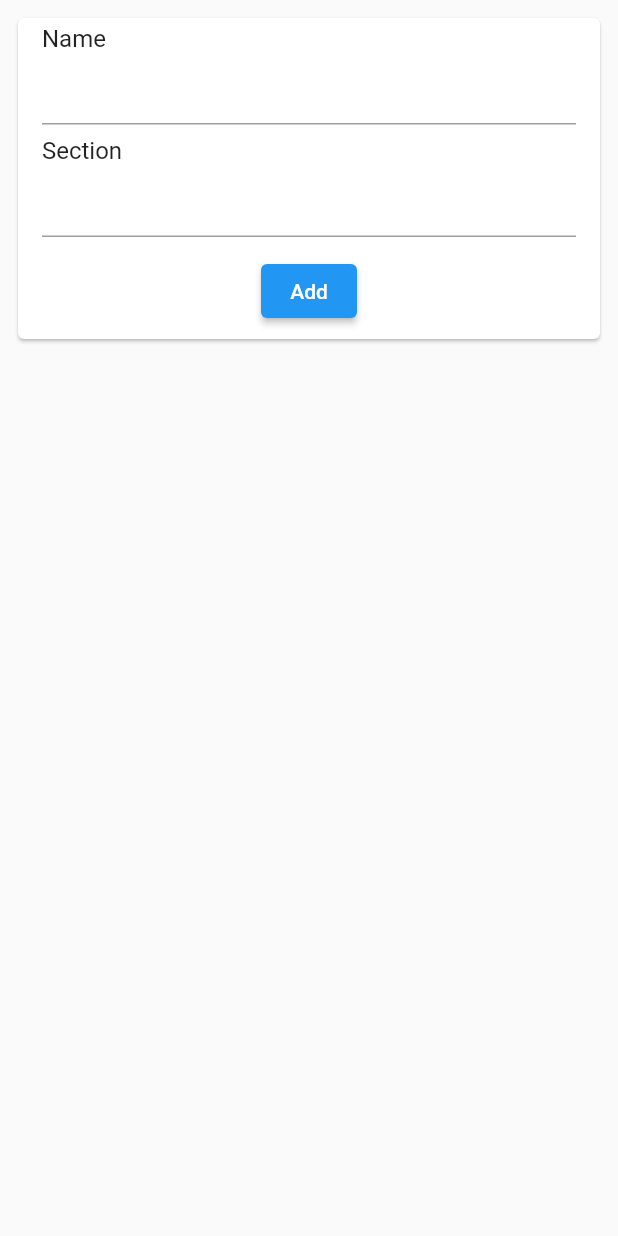
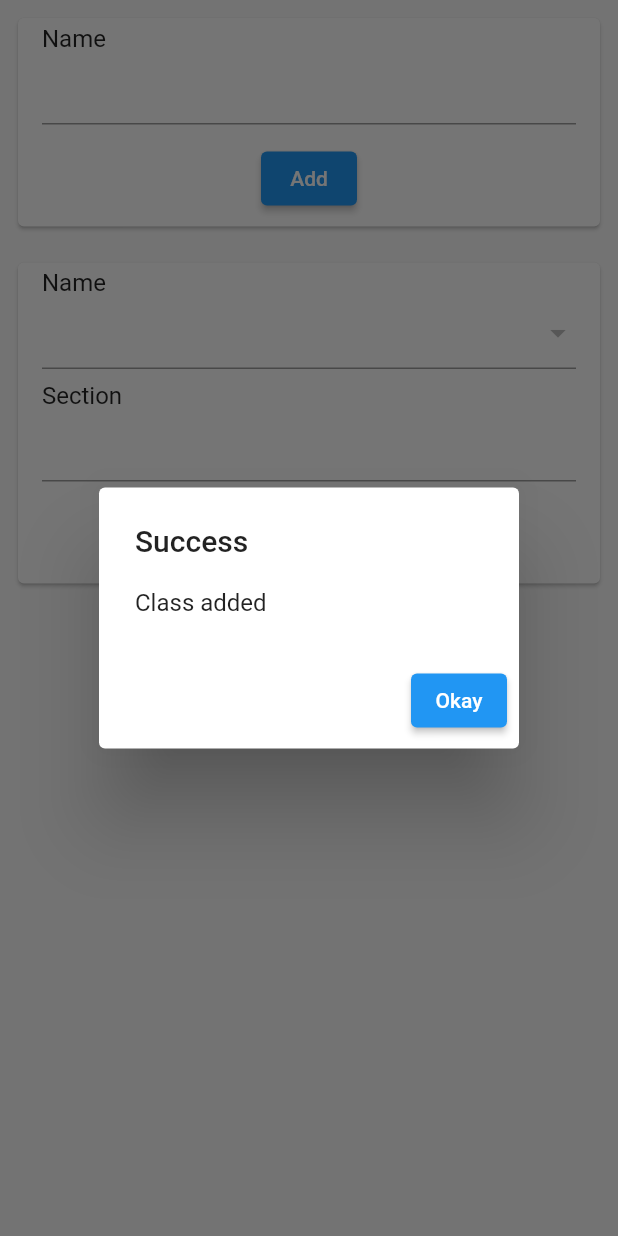
Before and after one commit to Digisailors/saint_school_admin, a Flutter app: the ClassList widget shown alone on an empty page, opened directly, after a tap on "Add", on a phone screen of 412 x 824 dp. Run offline on Flutter 3.47's test engine with Material 2 defaults, Android fonts, the phone set to English and light mode, and no system bars; our stand-ins replace cloud_firestore, firebase_auth, firebase_core, firebase_storage, get; missing offline and left inert: image_picker_web; accounts and stored records are empty.

Commit message:
Class Addition Complete

```diff
--- a/lib/controllers/class_controller.dart
+++ b/lib/controllers/class_controller.dart
@@ -1,6 +1,7 @@
 import 'package:cloud_firestore/cloud_firestore.dart';
 import 'package:flutter/material.dart';
 import 'package:get/get.dart';
+import 'package:school_app/models/response.dart' as r;
 
 import '../constants/constant.dart';
 
@@ -22,22 +23,31 @@ class ClassController extends GetxController {
   final section = TextEditingController();
 
   listenClass() {
+    List<String> sections = [];
     dashboard.doc('class').snapshots().listen((event) {
       event.data()?.forEach((key, value) {
-        classes[key] = value.map((e) => e.toString()).toList();
+        sections = [];
+        for (var element in value) {
+          sections.add(element.toString());
+        }
+        // print("\x1B[2J\x1B[0;0H");
+        // print(value);
+        // print(sections);
+        classes[key] = sections;
       });
     });
+    print(classes);
   }
 
   addClass() {
     classes[name.text.removeAllWhitespace] = <String>[];
-    classRef.update(classes);
+    return classRef.update(classes).then((value) => r.Response.success("Class added"));
   }
 
   addSection(String className, String section) {
     classes[className] = classes[className] ?? [];
     classes[className]!.add(section);
-    classRef.update(classes);
+    return classRef.update(classes).then((value) => r.Response.success("Section added"));
   }
 }
 
--- a/lib/screens/dashboard.dart
+++ b/lib/screens/dashboard.dart
@@ -9,7 +9,7 @@ class Dashboard extends StatelessWidget {
     return Scaffold(
       body: Row(
         children: [
-          const Expanded(child: ClassList()),
+          Expanded(child: ClassList()),
           Expanded(child: Container(color: Colors.white)),
           Expanded(child: Container(color: Colors.red)),
         ],
--- a/lib/widgets/class_list.dart
+++ b/lib/widgets/class_list.dart
@@ -1,13 +1,27 @@
 import 'package:flutter/material.dart';
+import 'package:flutter/widgets.dart';
 import 'package:get/get.dart';
+import 'package:school_app/constants/constant.dart';
+import 'package:school_app/widgets/custom_drop_down.dart';
 
 import '../controllers/class_controller.dart';
 
 class ClassList extends StatelessWidget {
-  const ClassList({Key? key}) : super(key: key);
+  ClassList({Key? key}) : super(key: key);
 
   final TextEditingValue classname = const TextEditingValue();
   final TextEditingValue sectionName = const TextEditingValue();
+
+  String? classField;
+
+  List<DropdownMenuItem<String>> getClassItems() {
+    return classController.classes.keys
+        .map((e) => DropdownMenuItem(
+              child: Text(e),
+              value: e.toString(),
+            ))
+        .toList();
+  }
 
   @override
   Widget build(BuildContext context) {
@@ -26,6 +40,39 @@ class ClassList extends StatelessWidget {
                           subtitle: TextFormField(
                             controller: classController.name,
                           )),
+                      Padding(
+                        padding: const EdgeInsets.all(8.0),
+                        child: ElevatedButton(
+                            onPressed: () {
+                              var future = classController.addClass();
+                              showFutureCustomDialog(
+                                  context: context,
+                                  future: future,
+                                  onTapOk: () {
+                                    classController.name.clear();
+                                    Navigator.of(context).pop();
+                                  });
+                            },
+                            child: const Text("Add")),
+                      )
+                    ],
+                  ),
+                ),
+              ),
+              Padding(
+                padding: const EdgeInsets.all(8.0),
+                child: Card(
+                  child: Column(
+                    children: [
+                      ListTile(
+                          title: const Text("Name"),
+                          subtitle: DropdownButtonFormField<String?>(
+                            items: getClassItems(),
+                            value: classField,
+                            onChanged: (text) {
+                              classField = text;
+                            },
+                          )),
                       ListTile(
                           title: const Text("Section"),
                           subtitle: TextFormField(
@@ -35,7 +82,13 @@ class ClassList extends StatelessWidget {
                         padding: const EdgeInsets.all(8.0),
                         child: ElevatedButton(
                             onPressed: () {
-                              classController.addClass();
+                              var future = classController.addSection(classField!, classController.section.text.removeAllWhitespace);
+                              showFutureCustomDialog(
+                                  context: context,
+                                  future: future,
+                                  onTapOk: () {
+                                    Navigator.of(context).pop();
+                                  });
                             },
                             child: const Text("Add")),
                       )
```
Also changed, not shown: lib/form_controller.dart (+25 -2 lines), lib/screens/student_form.dart (+26 -2 lines), lib/widgets/custom_drop_down.dart (+8 -2 lines), lib/widgets/sidebar.dart (+12 -0 lines).
